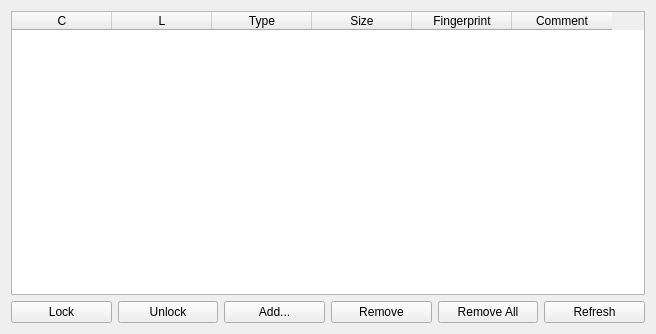
Qt form Ui/Qt/qt/KeyManagerFrame.ui (dlech/SshAgentLib) before a commit.
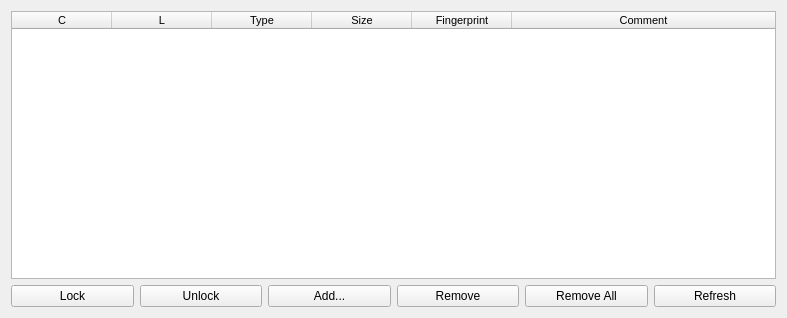
The same form after that commit.

Commit message: tweak Qt UI a bit

```diff
--- a/Ui/Qt/qt/KeyManagerFrame.ui
+++ b/Ui/Qt/qt/KeyManagerFrame.ui
@@ -7,8 +7,8 @@
    <rect>
     <x>0</x>
     <y>0</y>
-    <width>656</width>
-    <height>334</height>
+    <width>787</width>
+    <height>318</height>
    </rect>
   </property>
   <property name="windowTitle">
@@ -52,6 +52,14 @@
        </property>
        <item>
         <widget class="QTableWidget" name="mTableWidget">
+         <property name="font">
+          <font>
+           <pointsize>8</pointsize>
+          </font>
+         </property>
+         <property name="focusPolicy">
+          <enum>Qt::NoFocus</enum>
+         </property>
          <property name="acceptDrops">
           <bool>true</bool>
          </property>
@@ -61,9 +69,21 @@
          <property name="dragDropMode">
           <enum>QAbstractItemView::DropOnly</enum>
          </property>
+         <property name="defaultDropAction">
+          <enum>Qt::CopyAction</enum>
+         </property>
+         <property name="alternatingRowColors">
+          <bool>true</bool>
+         </property>
+         <property name="selectionMode">
+          <enum>QAbstractItemView::MultiSelection</enum>
+         </property>
          <property name="selectionBehavior">
           <enum>QAbstractItemView::SelectRows</enum>
          </property>
+         <property name="showGrid">
+          <bool>false</bool>
+         </property>
          <property name="wordWrap">
           <bool>false</bool>
          </property>
@@ -73,6 +93,9 @@
          <property name="columnCount">
           <number>6</number>
          </property>
+         <attribute name="horizontalHeaderStretchLastSection">
+          <bool>true</bool>
+         </attribute>
          <attribute name="verticalHeaderVisible">
           <bool>false</bool>
          </attribute>
```
Left out of the diff: 2 changed lines with no effect on the pictures. The commit also changes 5 other files.
